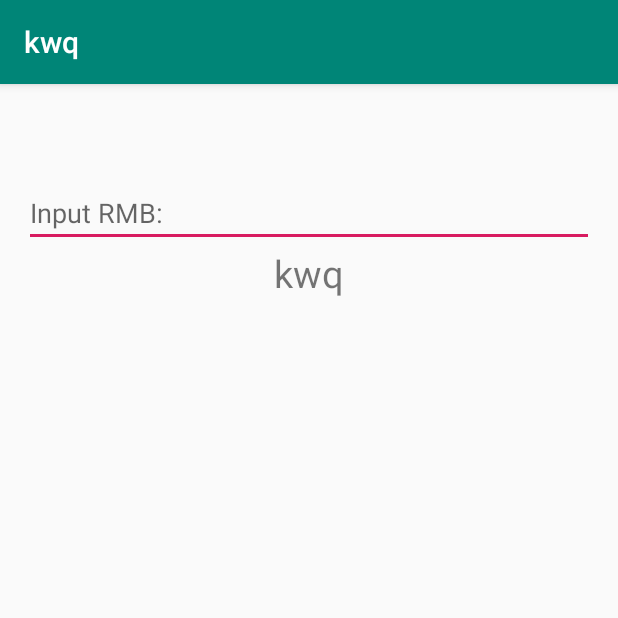
After one commit to kouwq/kwq, an Android app: the RateCalcActivity screen opened directly, with no data from a screen before it, on a phone screen of 412 x 824 dp, the top half of it. The commit adds this screen. Run offline under Robolectric (Android 15) with nearby library versions, the phone set to English and light mode, and no system bars.

Commit message:
5/8 list adapter list_item HashMap RateCalc-afterTextChanged

```diff
--- a/app/src/main/java/com/demo/hello/kwq/RateActivity.java
+++ b/app/src/main/java/com/demo/hello/kwq/RateActivity.java
@@ -175,7 +175,7 @@ public class RateActivity extends AppCompatActivity implements Runnable {
             openConfig();
         } else if (item.getItemId() == R.id.open_list) {
             //打开列表窗口
-            Intent list = new Intent(this, RateListActivity.class);
+            Intent list = new Intent(this, MyList2Activity.class);
             startActivity(list);
 
         }
--- /dev/null
+++ b/app/src/main/java/com/demo/hello/kwq/RateCalcActivity.java
@@ -0,0 +1,51 @@
+package com.demo.hello.kwq;
+
+import android.os.Bundle;
+import android.support.v7.app.AppCompatActivity;
+import android.text.Editable;
+import android.text.TextWatcher;
+import android.util.Log;
+import android.widget.EditText;
+import android.widget.TextView;
+
+public class RateCalcActivity extends AppCompatActivity {
+    String TAG = "rateCalc";
+    float rate = 0f;
+    EditText inp2;
+
+    @Override
+    protected void onCreate(Bundle savedInstanceState) {
+        super.onCreate(savedInstanceState);
+        setContentView(R.layout.activity_rate_calc);
+        String title = getIntent().getStringExtra("title");
+        rate = getIntent().getFloatExtra("rate", 0f);
+
+        Log.i(TAG, "onCreate: title=" + title);
+        Log.i(TAG, "onCreate: rate=" + rate);
+        ((TextView) findViewById(R.id.title2)).setText(title);
+        inp2 = findViewById(R.id.inp2);
+        inp2.addTextChangedListener(new TextWatcher() {
+
+            @Override
+            public void beforeTextChanged(CharSequence s, int start, int count, int after) {
+
+            }
+
+            @Override
+            public void onTextChanged(CharSequence s, int start, int before, int count) {
+
+            }
+
+            @Override
+            public void afterTextChanged(Editable s) {
+                TextView show = (TextView) RateCalcActivity.this.findViewById(R.id.show2);
+                if (s.length() > 0) {
+                    float val = Float.parseFloat(s.toString());
+                    show.setText(val + "RMB==>" + (10 / rate * val));
+                }else {
+                    show.setText("");
+                }
+            }
+        });
+    }
+}
--- /dev/null
+++ b/app/src/main/res/layout/activity_rate_calc.xml
@@ -0,0 +1,32 @@
+<?xml version="1.0" encoding="utf-8"?>
+<LinearLayout xmlns:android="http://schemas.android.com/apk/res/android"
+    xmlns:tools="http://schemas.android.com/tools"
+    android:layout_width="match_parent"
+    android:layout_height="match_parent"
+    android:padding="16dp"
+    android:orientation="vertical"
+    tools:context=".RateCalcActivity">
+
+    <TextView
+        android:id="@+id/title2"
+        android:textSize="35sp"
+        android:gravity="center"
+        android:layout_width="match_parent"
+        android:layout_height="wrap_content"
+        android:text="@string/app_name" />
+
+    <EditText
+        android:id="@+id/inp2"
+        android:hint="@string/rmb_hint"
+        android:inputType="numberDecimal"
+        android:layout_width="match_parent"
+        android:layout_height="wrap_content" />
+
+    <TextView
+        android:id="@+id/show2"
+        android:text="@string/app_name"
+        android:gravity="center"
+        android:textSize="25sp"
+        android:layout_width="match_parent"
+        android:layout_height="wrap_content" />
+</LinearLayout>
```
Also changed, not shown: app/src/main/AndroidManifest.xml (+7 -4 lines), app/src/main/java/com/demo/hello/kwq/MyAdapter.java (added, +36 -0 lines), app/src/main/java/com/demo/hello/kwq/MyList2Activity.java (added, +141 -0 lines), app/src/main/java/com/demo/hello/kwq/MyListActivity.java (+4 -4 lines), app/src/main/res/layout/list_item.xml (added, +26 -0 lines).
